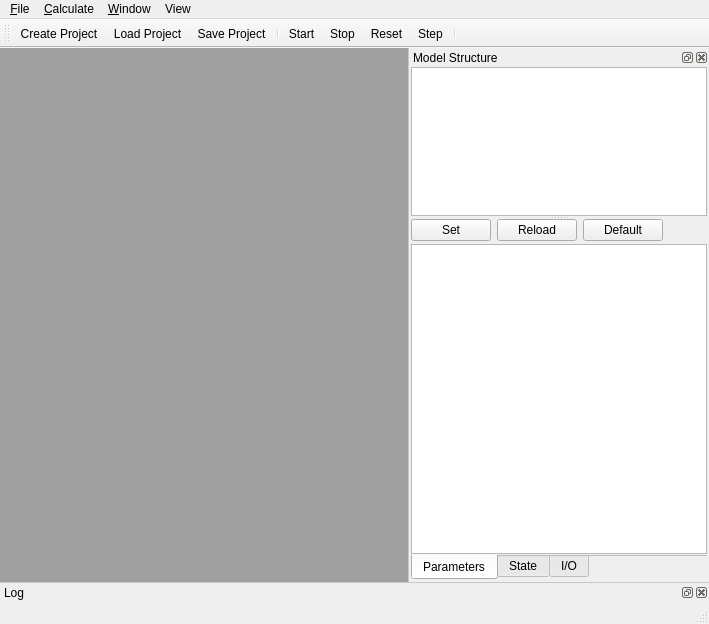
Before: the Qt Designer form GUI/Qt/GuiDllSample/mainwindow.ui in aicommunity/Rdk, drawn with Qt 5.
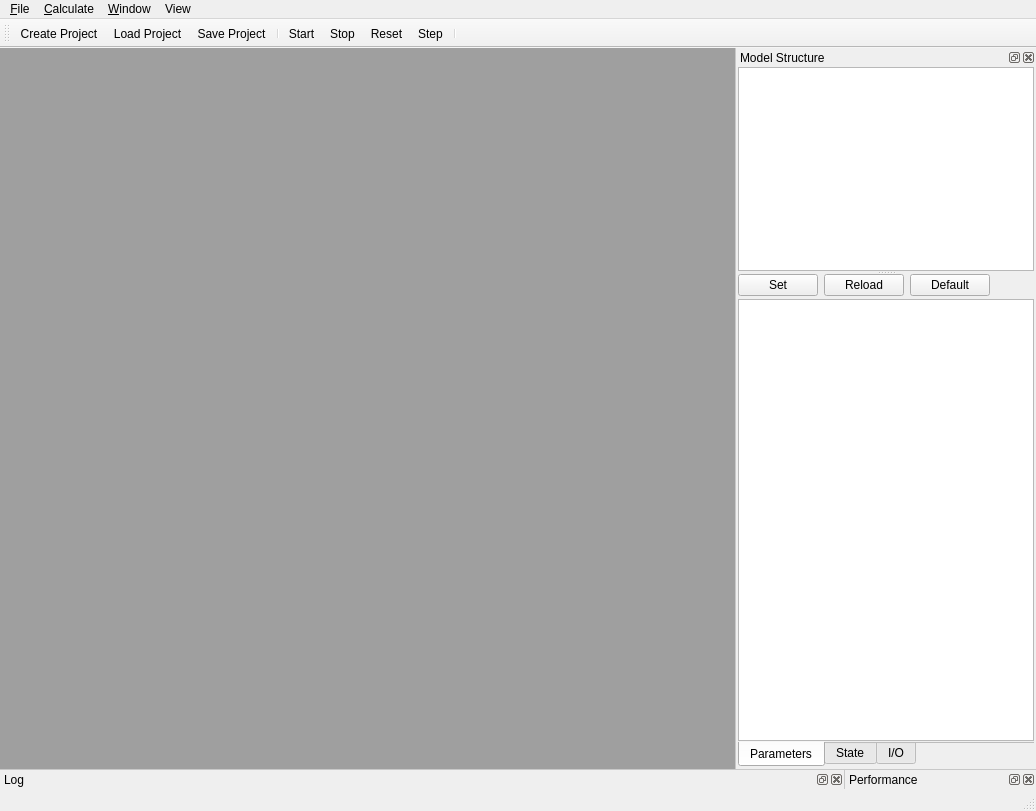
After: the same form once the commit is applied.

Commit message: Fixed getting current time in Qt version. Added a new widget for performance viewing in video analysis developer's interface.

```diff
--- a/GUI/Qt/GuiDllSample/mainwindow.ui
+++ b/GUI/Qt/GuiDllSample/mainwindow.ui
@@ -6,8 +6,8 @@
    <rect>
     <x>0</x>
     <y>0</y>
-    <width>709</width>
-    <height>624</height>
+    <width>1036</width>
+    <height>811</height>
    </rect>
   </property>
   <property name="windowTitle">
@@ -58,7 +58,7 @@
     <rect>
      <x>0</x>
      <y>0</y>
-     <width>709</width>
+     <width>1036</width>
      <height>21</height>
     </rect>
    </property>
@@ -517,6 +517,15 @@
     </layout>
    </widget>
   </widget>
+  <widget class="QDockWidget" name="performanceViewDockWidget">
+   <property name="windowTitle">
+    <string>Performance</string>
+   </property>
+   <attribute name="dockWidgetArea">
+    <number>8</number>
+   </attribute>
+   <widget class="QWidget" name="dockWidgetContents_4"/>
+  </widget>
   <action name="actionCreateProject">
    <property name="text">
     <string>C&amp;reate Project</string>
```
The commit also changes 2 other files.
